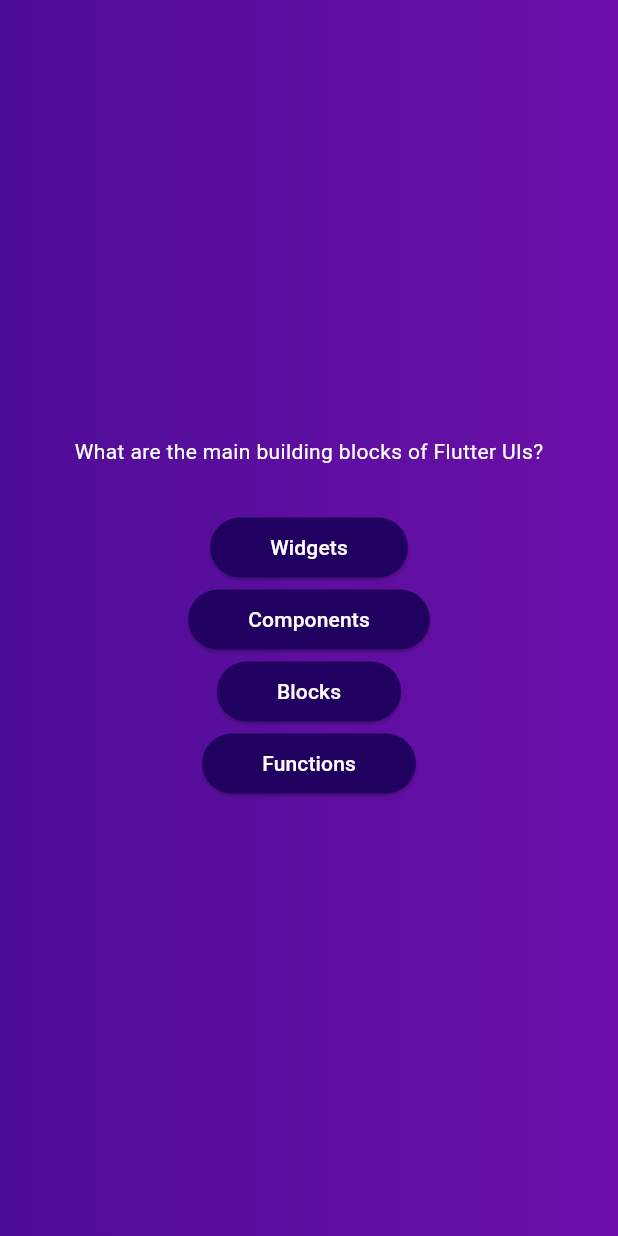
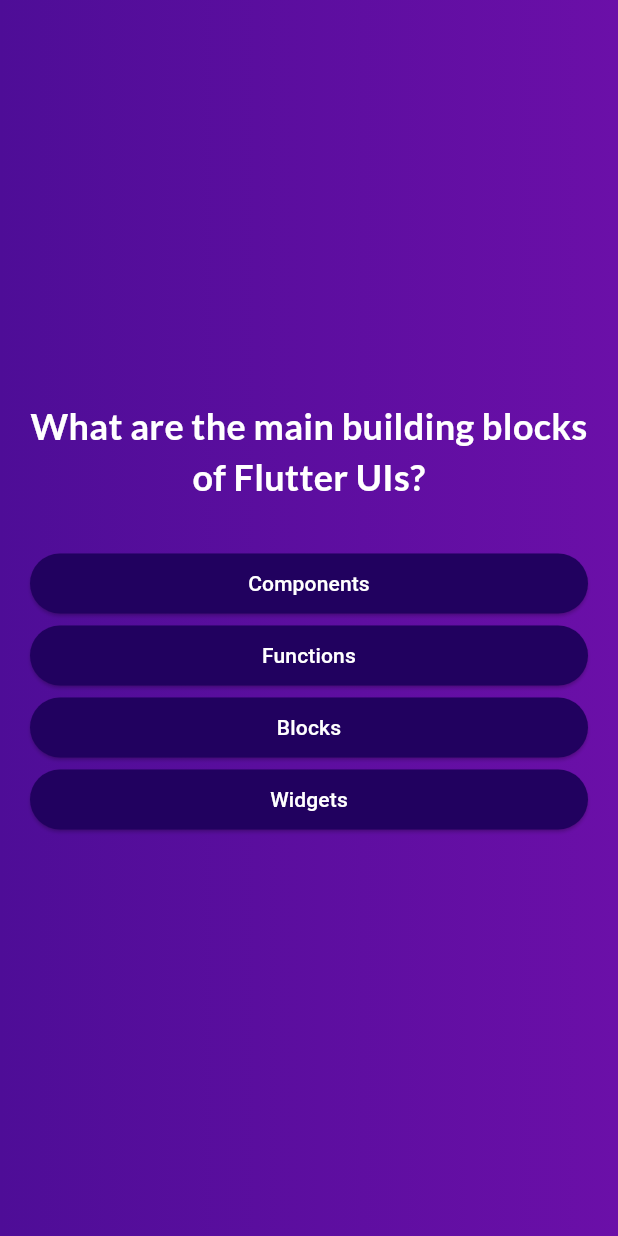
Before and after one commit to MuhammadKhizar89/6-Flutter-Practice-Projects, a Flutter app: the screen it shows after launch, after a tap on "Start Quiz", on a phone screen of 412 x 824 dp. Run offline on Flutter 3.47's test engine with Material 3 defaults, Android fonts, the phone set to English and light mode, and no system bars; our stand-ins replace google_fonts.

Commit message:
Questions Screen fully Implemented

```diff
--- a/advance_concepts/lib/answer_button.dart
+++ b/advance_concepts/lib/answer_button.dart
@@ -17,9 +17,12 @@ class AnswerButton extends StatelessWidget {
         // shape: BeveledRectangleBorder(
         //   borderRadius: BorderRadius.circular(10),
         // ),
-        padding: EdgeInsets.symmetric(vertical: 10, horizontal: 40),
+        padding: const EdgeInsets.symmetric(vertical: 10, horizontal: 40),
       ),
-      child: Text(answerText),
+      child: Text(
+        answerText,
+        textAlign: TextAlign.center,
+      ),
     );
   }
 }
--- a/advance_concepts/lib/models/questions.dart
+++ b/advance_concepts/lib/models/questions.dart
@@ -2,4 +2,9 @@ class Questions {
   const Questions(this.question, this.options);
   final String question;
   final List<String> options;
+  List<String> getShuffledOptions() {
+    final sList = List.of(options);
+    sList.shuffle();
+    return sList;
+  }
 }
--- a/advance_concepts/lib/questions_screen.dart
+++ b/advance_concepts/lib/questions_screen.dart
@@ -1,9 +1,11 @@
 import 'package:flutter/material.dart';
 import "package:advance_concepts/answer_button.dart";
 import "package:advance_concepts/data/questions.dart";
+import "package:google_fonts/google_fonts.dart";
 
 class QuestionScreen extends StatefulWidget {
-  const QuestionScreen({super.key});
+  const QuestionScreen({super.key, required this.onSelectedAnswer});
+  final void Function(String answer) onSelectedAnswer;
   @override
   State<QuestionScreen> createState() {
     return _QuestionScreenState();
@@ -11,27 +13,49 @@ class QuestionScreen extends StatefulWidget {
 }
 
 class _QuestionScreenState extends State<QuestionScreen> {
+  var index = 0;
+  void indexIncreaser(String selectedAnswer) {
+    widget.onSelectedAnswer(selectedAnswer);
+    if (questions.length - 1 != index) {
+      setState(() {
+        index++;
+      });
+    }
+  }
+
   @override
   Widget build(content) {
-    final currentQuestion = questions[0];
+    final currentQuestion = questions[index];
 
-    return SizedBox(
+    return Container(
+      margin: const EdgeInsets.all(20),
+      child: SizedBox(
         width: double.infinity,
         child: Column(
           mainAxisAlignment: MainAxisAlignment.center,
+          crossAxisAlignment: CrossAxisAlignment.stretch,
           children: [
             Text(
               currentQuestion.question,
-            style: const TextStyle(color: Colors.white),
+              style: GoogleFonts.lato(
+                  color: Colors.white,
+                  fontWeight: FontWeight.bold,
+                  fontSize: 24),
+              textAlign: TextAlign.center,
             ),
             const SizedBox(height: 30),
-          ...currentQuestion.options.map(
+            ...currentQuestion.getShuffledOptions().map(
               (option) {
-              return AnswerButton(onTap: () {}, answerText: option);
+                return AnswerButton(
+                    onTap: () {
+                      indexIncreaser(option);
+                    },
+                    answerText: option);
               },
             )
           ],
         ),
+      ),
     );
   }
 }
--- a/advance_concepts/lib/quiz.dart
+++ b/advance_concepts/lib/quiz.dart
@@ -1,3 +1,4 @@
+import "package:advance_concepts/data/questions.dart";
 import "package:advance_concepts/questions_screen.dart";
 import "package:flutter/material.dart";
 import "package:advance_concepts/starting_page.dart";
@@ -13,15 +14,25 @@ class Quiz extends StatefulWidget {
 
 class _QuizState extends State<Quiz> {
   Widget? activeScreen;
+  final List<String> selectedAnswers = [];
   @override
   void initState() {
     super.initState();
     activeScreen = StartingPage(switchScreen);
   }
 
+  void selectAnswer(String answers) {
+    selectedAnswers.add(answers);
+    if (selectedAnswers.length == questions.length) {
+      setState(() {
+        activeScreen = StartingPage(switchScreen);
+      });
+    }
+  }
+
   void switchScreen() {
     setState(() {
-      activeScreen = const QuestionScreen();
+      activeScreen = QuestionScreen(onSelectedAnswer: selectAnswer);
     });
   }
 
--- a/advance_concepts/lib/starting_page.dart
+++ b/advance_concepts/lib/starting_page.dart
@@ -1,4 +1,5 @@
 import "package:flutter/material.dart";
+import "package:google_fonts/google_fonts.dart";
 
 class StartingPage extends StatelessWidget {
   const StartingPage(this.startQuiz, {super.key});
@@ -27,9 +28,12 @@ class StartingPage extends StatelessWidget {
           //   ),
           // ),
           const SizedBox(height: 30),
-          const Text(
+          Text(
             "Learn Flutter the fun way!",
-            style: TextStyle(fontSize: 30, color: Colors.white),
+            style: GoogleFonts.lato(
+              color: Colors.white,
+              fontSize: 24,
+            ),
           ),
           const SizedBox(height: 10),
           OutlinedButton.icon(
--- a/advance_concepts/pubspec.yaml
+++ b/advance_concepts/pubspec.yaml
@@ -35,6 +35,7 @@ dependencies:
   # The following adds the Cupertino Icons font to your application.
   # Use with the CupertinoIcons class for iOS style icons.
   cupertino_icons: ^1.0.8
+  google_fonts: ^6.2.1
 
 dev_dependencies:
   flutter_test:
```
Also changed, not shown: advance_concepts/pubspec.lock, 1 other file. Lines whose indentation alone changed are shown as unchanged.
